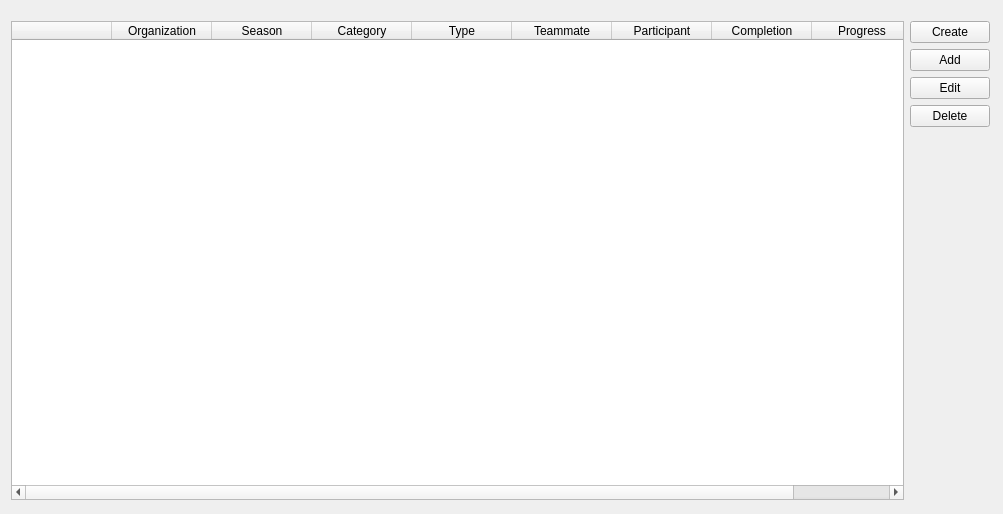
First picture: the form in HistoryPage.ui, repository KadirEmreAVCI/MasterTennisApp, before the edit.
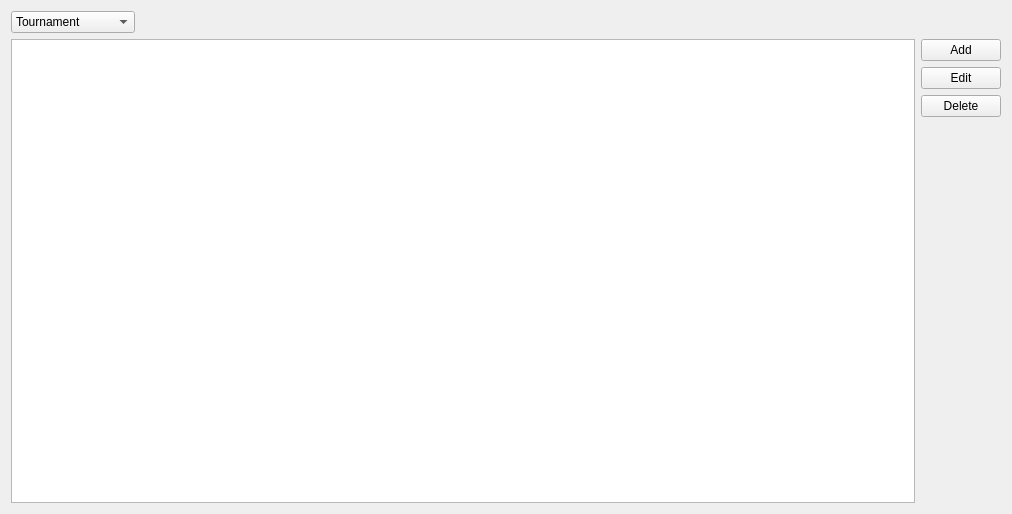
Second picture: the form after the edit.

Commit message: Selecting table option is applied to the History page.

Patch:
```diff
--- a/HistoryPage.ui
+++ b/HistoryPage.ui
@@ -6,7 +6,7 @@
    <rect>
     <x>0</x>
     <y>0</y>
-    <width>1003</width>
+    <width>1012</width>
     <height>514</height>
    </rect>
   </property>
@@ -19,77 +19,16 @@
   <property name="windowTitle">
    <string>History</string>
   </property>
-  <widget class="QWidget" name="layoutWidget">
-   <property name="geometry">
-    <rect>
-     <x>0</x>
-     <y>10</y>
-     <width>1001</width>
-     <height>501</height>
-    </rect>
-   </property>
    <layout class="QGridLayout" name="gridLayout">
-    <item row="0" column="0">
+   <item row="1" column="0">
      <widget class="QTableWidget" name="tableWidget">
       <property name="sortingEnabled">
        <bool>true</bool>
       </property>
-      <column>
-       <property name="text">
-        <string/>
-       </property>
-      </column>
-      <column>
-       <property name="text">
-        <string>Organization</string>
-       </property>
-      </column>
-      <column>
-       <property name="text">
-        <string>Season</string>
-       </property>
-      </column>
-      <column>
-       <property name="text">
-        <string>Category</string>
-       </property>
-      </column>
-      <column>
-       <property name="text">
-        <string>Type</string>
-       </property>
-      </column>
-      <column>
-       <property name="text">
-        <string>Teammate</string>
-       </property>
-      </column>
-      <column>
-       <property name="text">
-        <string>Participant</string>
-       </property>
-      </column>
-      <column>
-       <property name="text">
-        <string>Completion</string>
-       </property>
-      </column>
-      <column>
-       <property name="text">
-        <string>Progress</string>
-       </property>
-      </column>
-     </widget>
-    </item>
-    <item row="0" column="1">
+    </widget>
+   </item>
+   <item row="1" column="1">
      <layout class="QVBoxLayout" name="verticalLayout">
-      <item>
-       <widget class="QPushButton" name="CreateButton">
-        <property name="text">
-         <string>Create</string>
-        </property>
-       </widget>
-      </item>
       <item>
        <widget class="QPushButton" name="AddButton">
         <property name="text">
@@ -126,8 +65,41 @@
       </item>
      </layout>
     </item>
-   </layout>
-  </widget>
+   <item row="0" column="0">
+    <layout class="QHBoxLayout" name="horizontalLayout">
+     <item>
+      <widget class="QComboBox" name="comboBox_DisplayedTable">
+       <item>
+        <property name="text">
+         <string>Tournament</string>
+        </property>
+       </item>
+       <item>
+        <property name="text">
+         <string>Match</string>
+        </property>
+       </item>
+      </widget>
+     </item>
+     <item>
+      <spacer name="horizontalSpacer">
+       <property name="orientation">
+        <enum>Qt::Orientation::Horizontal</enum>
+       </property>
+       <property name="sizeType">
+        <enum>QSizePolicy::Policy::Fixed</enum>
+       </property>
+       <property name="sizeHint" stdset="0">
+        <size>
+         <width>780</width>
+         <height>20</height>
+        </size>
+       </property>
+      </spacer>
+     </item>
+    </layout>
+   </item>
+  </layout>
  </widget>
  <layoutdefault spacing="6" margin="11"/>
  <resources/>
```
Lines whose indentation alone changed are shown as unchanged. The commit also changes 58 other files.
